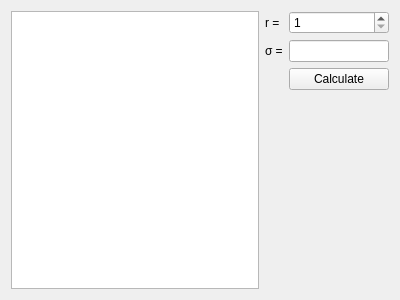
Before: the Qt Designer form gausskernel.ui in mt0982/QImageProcessing, drawn with Qt 5.
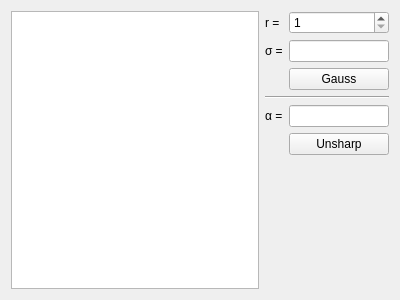
After: the same form once the commit is applied.

Commit message: unsharp implemented

The edit to the form file:
```diff
--- a/gausskernel.ui
+++ b/gausskernel.ui
@@ -21,10 +21,10 @@
      </property>
     </widget>
    </item>
-   <item row="0" column="0" rowspan="4">
+   <item row="0" column="0" rowspan="7">
     <widget class="QTableWidget" name="tableGauss"/>
    </item>
-   <item row="3" column="2">
+   <item row="6" column="2">
     <spacer name="verticalSpacer">
      <property name="orientation">
       <enum>Qt::Vertical</enum>
@@ -43,7 +43,7 @@
    <item row="2" column="2">
     <widget class="QPushButton" name="pbCalculate">
      <property name="text">
-      <string>Calculate</string>
+      <string>Gauss</string>
      </property>
     </widget>
    </item>
@@ -61,6 +61,30 @@
      </property>
     </widget>
    </item>
+   <item row="3" column="1" colspan="2">
+    <widget class="Line" name="line">
+     <property name="orientation">
+      <enum>Qt::Horizontal</enum>
+     </property>
+    </widget>
+   </item>
+   <item row="4" column="2">
+    <widget class="QLineEdit" name="labelAlfa"/>
+   </item>
+   <item row="5" column="2">
+    <widget class="QPushButton" name="pbUnsharp">
+     <property name="text">
+      <string>Unsharp</string>
+     </property>
+    </widget>
+   </item>
+   <item row="4" column="1">
+    <widget class="QLabel" name="label_3">
+     <property name="text">
+      <string>α =</string>
+     </property>
+    </widget>
+   </item>
   </layout>
  </widget>
  <resources/>
```
The commit also changes 2 other files.
